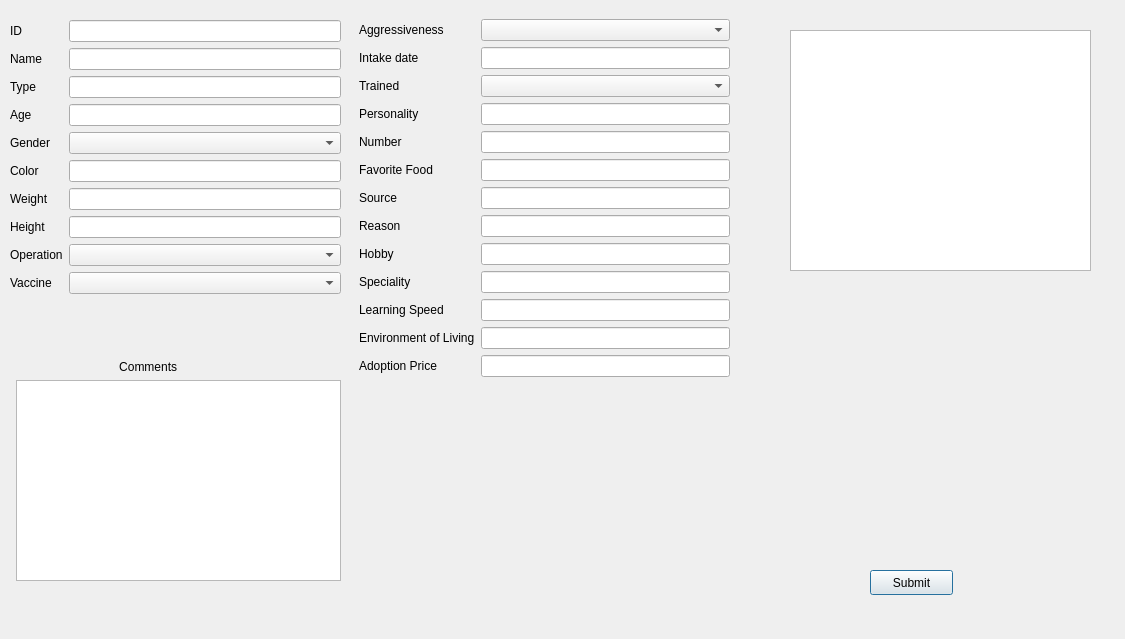
Qt form manageanimalwindow.ui (CRM2017/cuACS) before a commit.
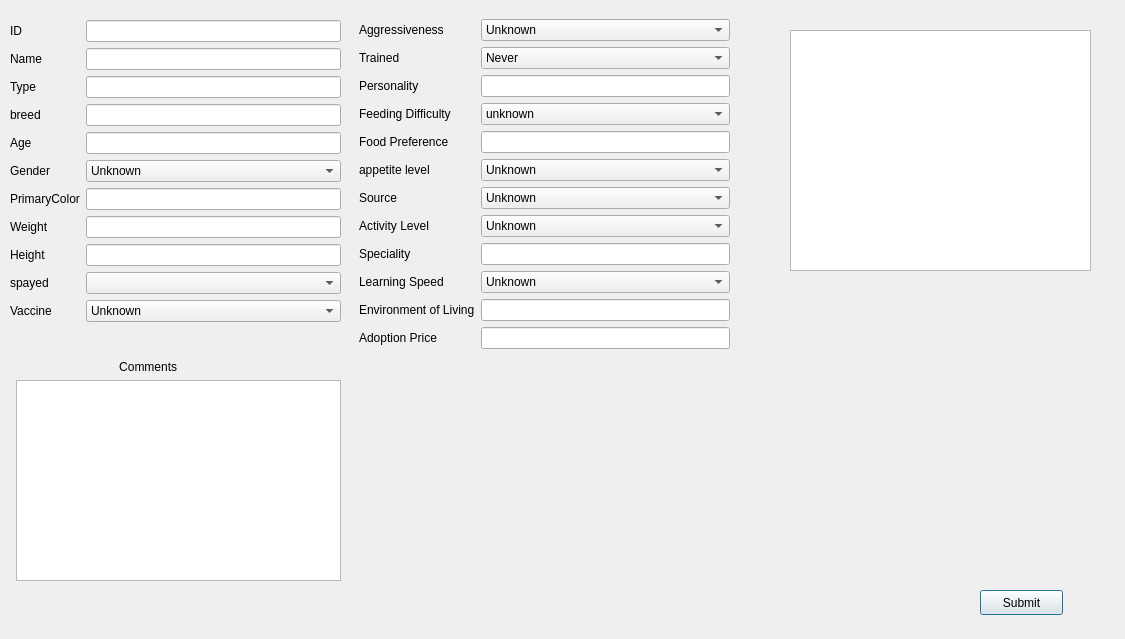
The same form after that commit.

What changed in the file:
```diff
--- a/manageanimalwindow.ui
+++ b/manageanimalwindow.ui
@@ -19,7 +19,7 @@
      <x>10</x>
      <y>20</y>
      <width>331</width>
-     <height>331</height>
+     <height>337</height>
     </rect>
    </property>
    <layout class="QFormLayout" name="formLayout">
@@ -53,75 +53,132 @@
     <item row="2" column="1">
      <widget class="QLineEdit" name="type"/>
     </item>
-    <item row="3" column="0">
+    <item row="4" column="0">
      <widget class="QLabel" name="label_3">
       <property name="text">
        <string>Age</string>
       </property>
      </widget>
     </item>
-    <item row="3" column="1">
+    <item row="4" column="1">
      <widget class="QLineEdit" name="lineEdit_3"/>
     </item>
-    <item row="4" column="0">
+    <item row="5" column="0">
      <widget class="QLabel" name="label_4">
       <property name="text">
        <string>Gender</string>
       </property>
      </widget>
     </item>
-    <item row="4" column="1">
-     <widget class="QComboBox" name="comboBox_4"/>
+    <item row="5" column="1">
+     <widget class="QComboBox" name="comboBox_4">
+      <item>
+       <property name="text">
+        <string>Unknown</string>
+       </property>
+      </item>
+      <item>
+       <property name="text">
+        <string>Female</string>
+       </property>
+      </item>
+      <item>
+       <property name="text">
+        <string>Male</string>
+       </property>
+      </item>
+     </widget>
     </item>
-    <item row="5" column="0">
+    <item row="6" column="0">
      <widget class="QLabel" name="label_5">
       <property name="text">
-       <string>Color</string>
+       <string>PrimaryColor</string>
       </property>
      </widget>
     </item>
-    <item row="5" column="1">
+    <item row="6" column="1">
      <widget class="QLineEdit" name="lineEdit_5"/>
     </item>
-    <item row="6" column="0">
+    <item row="7" column="0">
      <widget class="QLabel" name="label_6">
       <property name="text">
        <string>Weight</string>
       </property>
      </widget>
     </item>
-    <item row="6" column="1">
+    <item row="7" column="1">
      <widget class="QLineEdit" name="lineEdit_6"/>
     </item>
-    <item row="7" column="0">
+    <item row="8" column="0">
      <widget class="QLabel" name="label_7">
       <property name="text">
        <string>Height</string>
       </property>
      </widget>
     </item>
-    <item row="7" column="1">
+    <item row="8" column="1">
      <widget class="QLineEdit" name="lineEdit_7"/>
     </item>
-    <item row="8" column="0">
+    <item row="9" column="0">
      <widget class="QLabel" name="label_8">
       <property name="text">
-       <string>Operation</string>
+       <string>spayed</string>
       </property>
      </widget>
     </item>
-    <item row="8" column="1">
+    <item row="9" column="1">
      <widget class="QComboBox" name="comboBox_3"/>
     </item>
-    <item row="9" column="0">
+    <item row="10" column="0">
      <widget class="QLabel" name="label_9">
       <property name="text">
        <string>Vaccine</string>
       </property>
      </widget>
     </item>
-    <item row="9" column="1">
-     <widget class="QComboBox" name="comboBox_2"/>
+    <item row="10" column="1">
+     <widget class="QComboBox" name="comboBox_2">
+      <item>
+       <property name="text">
+        <string>Unknown</string>
+       </property>
+      </item>
+      <item>
+       <property name="text">
+        <string>1 time</string>
+       </property>
+      </item>
+      <item>
+       <property name="text">
+        <string>2 times</string>
+       </property>
+      </item>
+      <item>
+       <property name="text">
+        <string>3 times</string>
+       </property>
+      </item>
+      <item>
+       <property name="text">
+        <string>Up to date</string>
+       </property>
+      </item>
+      <item>
+       <property name="text">
+        <string>No need</string>
+       </property>
+      </item>
+     </widget>
+    </item>
+    <item row="3" column="0">
+     <widget class="QLabel" name="label_2">
+      <property name="text">
+       <string>breed</string>
+      </property>
+     </widget>
+    </item>
+    <item row="3" column="1">
+     <widget class="QLineEdit" name="lineEdit"/>
     </item>
    </layout>
   </widget>
@@ -158,56 +215,90 @@
      </widget>
     </item>
     <item row="0" column="1">
-     <widget class="QComboBox" name="comboBox"/>
-    </item>
-    <item row="1" column="0">
-     <widget class="QLabel" name="label_11">
-      <property name="text">
-       <string>Intake date</string>
-      </property>
+     <widget class="QComboBox" name="comboBox">
+      <item>
+       <property name="text">
+        <string>Unknown</string>
+       </property>
+      </item>
+      <item>
+       <property name="text">
+        <string>Week</string>
+       </property>
+      </item>
+      <item>
+       <property name="text">
+        <string>Medium</string>
+       </property>
+      </item>
+      <item>
+       <property name="text">
+        <string>High</string>
+       </property>
+      </item>
      </widget>
     </item>
-    <item row="1" column="1">
-     <widget class="QLineEdit" name="lineEdit_4"/>
-    </item>
-    <item row="2" column="0">
+    <item row="1" column="0">
      <widget class="QLabel" name="label_12">
       <property name="text">
        <string>Trained</string>
       </property>
      </widget>
     </item>
-    <item row="2" column="1">
-     <widget class="QComboBox" name="comboBox_5"/>
+    <item row="1" column="1">
+     <widget class="QComboBox" name="comboBox_5">
+      <item>
+       <property name="text">
+        <string>Never</string>
+       </property>
+      </item>
+      <item>
+       <property name="text">
+        <string>Excellent</string>
+       </property>
+      </item>
+      <item>
+       <property name="text">
+        <string>well</string>
+       </property>
+      </item>
+      <item>
+       <property name="text">
+        <string>medium</string>
+       </property>
+      </item>
+      <item>
+       <property name="text">
+        <string>never</string>
+       </property>
+      </item>
+     </widget>
     </item>
-    <item row="3" column="0">
+    <item row="2" column="0">
      <widget class="QLabel" name="label_13">
       <property name="text">
        <string>Personality</string>
       </property>
      </widget>
     </item>
-    <item row="3" column="1">
+    <item row="2" column="1">
      <widget class="QLineEdit" name="lineEdit_9"/>
     </item>
-    <item row="4" column="0">
+    <item row="3" column="0">
      <widget class="QLabel" name="label_14">
       <property name="text">
-       <string>Number</string>
+       <string>Feeding Difficulty</string>
       </property>
      </widget>
     </item>
-    <item row="4" column="1">
-     <widget class="QLineEdit" name="lineEdit_10"/>
-    </item>
-    <item row="5" column="0">
+    <item row="4" column="0">
      <widget class="QLabel" name="label_15">
       <property name="text">
-       <string>Favorite Food</string>
+       <string>Food Preference</string>
       </property>
      </widget>
     </item>
-    <item row="5" column="1">
+    <item row="4" column="1">
      <widget class="QLineEdit" name="lineEdit_11"/>
     </item>
     <item row="6" column="0">
@@ -217,68 +308,181 @@
       </property>
      </widget>
     </item>
-    <item row="6" column="1">
-     <widget class="QLineEdit" name="lineEdit_12"/>
-    </item>
     <item row="7" column="0">
      <widget class="QLabel" name="label_17">
       <property name="text">
-       <string>Reason</string>
+       <string>Activity Level</string>
       </property>
      </widget>
     </item>
-    <item row="7" column="1">
-     <widget class="QLineEdit" name="lineEdit_13"/>
-    </item>
-    <item row="8" column="0">
+    <item row="5" column="0">
      <widget class="QLabel" name="label_18">
       <property name="text">
-       <string>Hobby</string>
+       <string>appetite level</string>
       </property>
      </widget>
     </item>
     <item row="8" column="1">
-     <widget class="QLineEdit" name="lineEdit_14"/>
+     <widget class="QLineEdit" name="lineEdit_15"/>
     </item>
-    <item row="9" column="0">
+    <item row="10" column="1">
+     <widget class="QLineEdit" name="lineEdit_17"/>
+    </item>
+    <item row="11" column="1">
+     <widget class="QLineEdit" name="lineEdit_8"/>
+    </item>
+    <item row="8" column="0">
      <widget class="QLabel" name="label_19">
       <property name="text">
        <string>Speciality</string>
       </property>
      </widget>
     </item>
-    <item row="9" column="1">
-     <widget class="QLineEdit" name="lineEdit_15"/>
-    </item>
-    <item row="10" column="0">
+    <item row="9" column="0">
      <widget class="QLabel" name="label_20">
       <property name="text">
        <string>Learning Speed</string>
       </property>
      </widget>
     </item>
-    <item row="10" column="1">
-     <widget class="QLineEdit" name="lineEdit_16"/>
-    </item>
-    <item row="11" column="0">
+    <item row="10" column="0">
      <widget class="QLabel" name="label_21">
       <property name="text">
        <string>Environment of Living</string>
       </property>
      </widget>
     </item>
-    <item row="11" column="1">
-     <widget class="QLineEdit" name="lineEdit_17"/>
-    </item>
-    <item row="12" column="0">
+    <item row="11" column="0">
      <widget class="QLabel" name="label_22">
       <property name="text">
        <string>Adoption Price</string>
       </property>
      </widget>
     </item>
-    <item row="12" column="1">
-     <widget class="QLineEdit" name="lineEdit_8"/>
+    <item row="3" column="1">
+     <widget class="QComboBox" name="comboBox_6">
+      <item>
+       <property name="text">
+        <string>unknown</string>
+       </property>
+      </item>
+      <item>
+       <property name="text">
+        <string>difficult</string>
+       </property>
+      </item>
+      <item>
+       <property name="text">
+        <string>meddle</string>
+       </property>
+      </item>
+      <item>
+       <property name="text">
+        <string>easy</string>
+       </property>
+      </item>
+     </widget>
+    </item>
+    <item row="6" column="1">
+     <widget class="QComboBox" name="comboBox_7">
+      <item>
+       <property name="text">
+        <string>Unknown</string>
+       </property>
+      </item>
+      <item>
+       <property name="text">
+        <string>Abandoned</string>
+       </property>
+      </item>
+      <item>
+       <property name="text">
+        <string>Born in here</string>
+       </property>
+      </item>
+      <item>
+       <property name="text">
+        <string>Wandered</string>
+       </property>
+      </item>
+     </widget>
+    </item>
+    <item row="7" column="1">
+     <widget class="QComboBox" name="comboBox_8">
+      <item>
+       <property name="text">
+        <string>Unknown</string>
+       </property>
+      </item>
+      <item>
+       <property name="text">
+        <string>High</string>
+       </property>
+      </item>
+      <item>
+       <property name="text">
+        <string>Medium</string>
+       </property>
+      </item>
+      <item>
+       <property name="text">
+        <string>Low</string>
+       </property>
+      </item>
+      <item>
+       <property name="text">
+        <string>Zero</string>
+       </property>
+      </item>
+     </widget>
+    </item>
+    <item row="9" column="1">
+     <widget class="QComboBox" name="comboBox_9">
+      <item>
+       <property name="text">
+        <string>Unknown</string>
+       </property>
+      </item>
+      <item>
+       <property name="text">
+        <string>Fast</string>
+       </property>
+      </item>
+      <item>
+       <property name="text">
+        <string>Medium</string>
+       </property>
+      </item>
+      <item>
+       <property name="text">
+        <string>Slow</string>
+       </property>
+      </item>
+     </widget>
+    </item>
+    <item row="5" column="1">
+     <widget class="QComboBox" name="comboBox_10">
+      <item>
+       <property name="text">
+        <string>Unknown</string>
+       </property>
+      </item>
+      <item>
+       <property name="text">
+        <string>High</string>
+       </property>
+      </item>
+      <item>
+       <property name="text">
+        <string>Medium</string>
+       </property>
+      </item>
+      <item>
+       <property name="text">
+        <string>Low</string>
+       </property>
+      </item>
+     </widget>
     </item>
    </layout>
   </widget>
@@ -307,8 +511,8 @@
   <widget class="QPushButton" name="submitButton">
    <property name="geometry">
     <rect>
-     <x>870</x>
-     <y>570</y>
+     <x>980</x>
+     <y>590</y>
      <width>83</width>
      <height>25</height>
     </rect>
```
